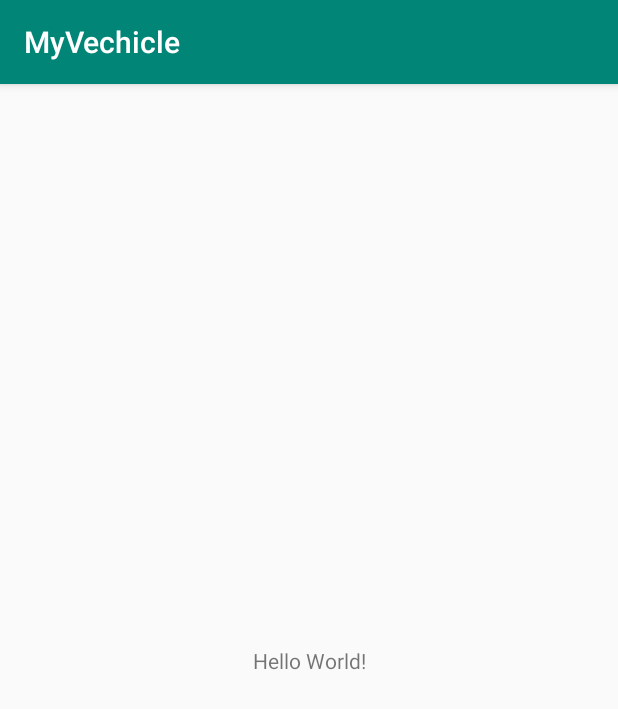
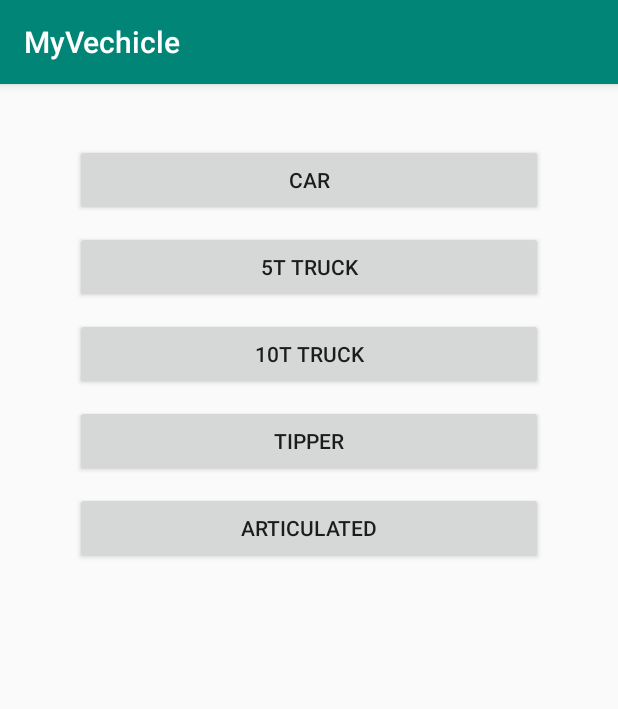
Before and after one commit to JK2DOG/CarTest, an Android app: the screen it shows after launch (MainActivity), on a phone screen of 412 x 824 dp. Shown: the top 709 px of the screen. Run offline under Robolectric (Android 15) with nearby library versions, the phone set to English and light mode, and no system bars.

Commit message:
笑嘻嘻

```diff
--- a/CarDataAndroid/app/src/main/res/layout/activity_main.xml
+++ b/CarDataAndroid/app/src/main/res/layout/activity_main.xml
@@ -1,18 +1,54 @@
 <?xml version="1.0" encoding="utf-8"?>
-<android.support.constraint.ConstraintLayout xmlns:android="http://schemas.android.com/apk/res/android"
-    xmlns:app="http://schemas.android.com/apk/res-auto"
+<LinearLayout xmlns:android="http://schemas.android.com/apk/res/android"
     xmlns:tools="http://schemas.android.com/tools"
     android:layout_width="match_parent"
     android:layout_height="match_parent"
+    android:orientation="vertical"
     tools:context=".MainActivity">
 
-    <TextView
-        android:layout_width="wrap_content"
+    <Button
+        android:id="@+id/btn_car"
+        android:layout_width="match_parent"
         android:layout_height="wrap_content"
-        android:text="Hello World!"
-        app:layout_constraintBottom_toBottomOf="parent"
-        app:layout_constraintLeft_toLeftOf="parent"
-        app:layout_constraintRight_toRightOf="parent"
-        app:layout_constraintTop_toTopOf="parent" />
+        android:layout_marginTop="40dp"
+        android:text="CAR"
+        android:layout_marginLeft="50dp"
+        android:layout_marginRight="50dp"/>
 
-</android.support.constraint.ConstraintLayout>
+    <Button
+        android:id="@+id/btn_5t"
+        android:layout_width="match_parent"
+        android:layout_height="wrap_content"
+        android:text="5t Truck"
+        android:layout_marginTop="10dp"
+        android:layout_marginLeft="50dp"
+        android:layout_marginRight="50dp"/>
+
+    <Button
+        android:id="@+id/btn_10t"
+        android:layout_width="match_parent"
+        android:layout_height="wrap_content"
+        android:layout_marginTop="10dp"
+        android:text="10t Truck"
+        android:layout_marginLeft="50dp"
+        android:layout_marginRight="50dp"/>
+
+    <Button
+        android:id="@+id/btn_tip"
+        android:layout_width="match_parent"
+        android:layout_height="wrap_content"
+        android:layout_marginTop="10dp"
+        android:text="Tipper"
+        android:layout_marginLeft="50dp"
+        android:layout_marginRight="50dp"/>
+
+    <Button
+        android:id="@+id/btn_art"
+        android:layout_width="match_parent"
+        android:layout_height="wrap_content"
+        android:layout_marginTop="10dp"
+        android:text="Articulated"
+        android:layout_marginLeft="50dp"
+        android:layout_marginRight="50dp"/>
+
+</LinearLayout>
```
